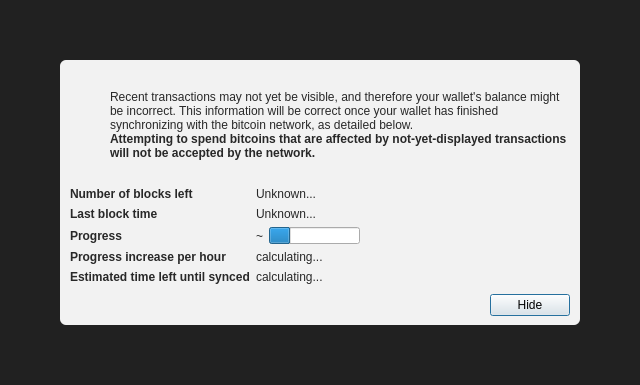
This is src/qt/forms/modaloverlay.ui in Radiant-Core/Radiant-Core as Qt 5 draws it before an edit. The edited form follows.
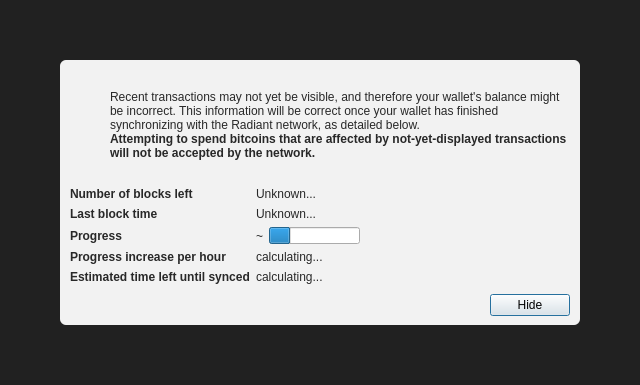
This is the edited form. Icons and pictures are not drawn. Custom widgets are drawn as their Qt base class.

Commit message: README: Add Qt build instructions and testing documentation, update Qt GUI strings from Bitcoin to Radiant

```diff
--- a/src/qt/forms/modaloverlay.ui
+++ b/src/qt/forms/modaloverlay.ui
@@ -130,7 +130,7 @@
              <item>
               <widget class="QLabel" name="infoText">
                <property name="text">
-                <string>Recent transactions may not yet be visible, and therefore your wallet's balance might be incorrect. This information will be correct once your wallet has finished synchronizing with the bitcoin network, as detailed below.</string>
+                <string>Recent transactions may not yet be visible, and therefore your wallet's balance might be incorrect. This information will be correct once your wallet has finished synchronizing with the Radiant network, as detailed below.</string>
                </property>
                <property name="textFormat">
                 <enum>Qt::RichText</enum>
```
The commit also changes 7 other files.
